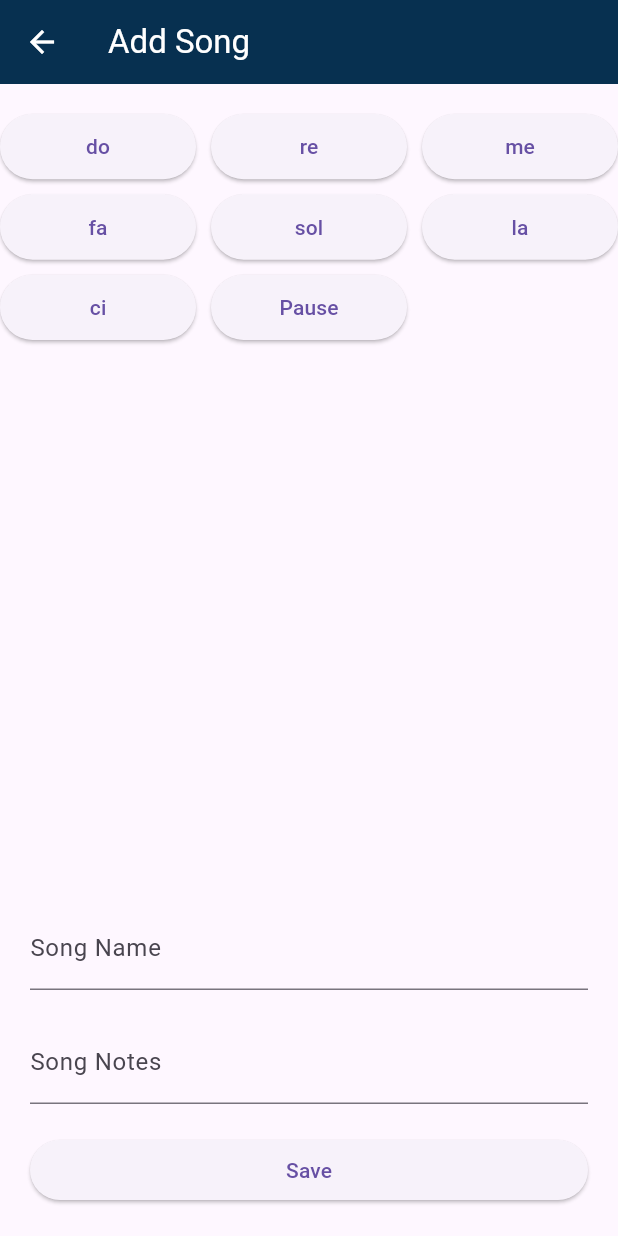
After one commit to alihaj00/glove-musical-game, a Flutter app: the AddSongPage screen opened by its route, after a tap on "Save", on a phone screen of 412 x 824 dp. The commit adds this screen. Run offline on Flutter 3.47's test engine with Material 3 defaults, Android fonts, the phone set to English and light mode, and no system bars; our stand-ins replace flutter_blue.

Commit message:
add song - page added

```diff
--- /dev/null
+++ b/musical_glove_app/lib/add_song.dart
@@ -0,0 +1,122 @@
+import 'package:flutter/material.dart';
+
+class AddSongPage extends StatefulWidget {
+  const AddSongPage({Key? key}) : super(key: key);
+
+  @override
+  AddSongPageState createState() => AddSongPageState();
+}
+
+class AddSongPageState extends State<AddSongPage> {
+  String selectedSongName = '';
+  String selectedNotes = '';
+  TextEditingController notesController = TextEditingController();
+  List<String> notes = ['do', 're', 'me', 'fa', 'sol', 'la', 'ci', 'Pause'];
+
+  @override
+  Widget build(BuildContext context) {
+    return Scaffold(
+      appBar: AppBar(
+        title: Text('Add Song'),
+        backgroundColor: const Color(0xFF073050),
+        foregroundColor: Colors.white,
+      ),
+      body: Column(
+        crossAxisAlignment: CrossAxisAlignment.stretch,
+        children: [
+          SizedBox(height: 20),
+          Expanded(
+            child: GridView.builder(
+              gridDelegate: SliverGridDelegateWithFixedCrossAxisCount(
+                crossAxisCount: 3,
+                childAspectRatio: 3,
+                crossAxisSpacing: 10,
+                mainAxisSpacing: 10,
+              ),
+              itemCount: notes.length,
+              itemBuilder: (context, index) {
+                return ElevatedButton(
+                  onPressed: () {
+                    setState(() {
+                      notesController.text += notes[index] + ",";
+                      selectedNotes = notesController.text;
+                    });
+                  },
+                  child: Text(notes[index]),
+                );
+              },
+            ),
+          ),
+          SizedBox(height: 20),
+          Container(
+            padding: EdgeInsets.symmetric(horizontal: 20),
+            child: TextField(
+              decoration: InputDecoration(
+                labelText: 'Song Name',
+              ),
+              onChanged: (value) {
+                setState(() {
+                  selectedSongName = value;
+                });
+              },
+            ),
+          ),
+          SizedBox(height: 20),
+          Container(
+            padding: EdgeInsets.symmetric(horizontal: 20),
+            child: TextField(
+              decoration: InputDecoration(
+                labelText: 'Song Notes',
+              ),
+              controller: notesController,
+              onChanged: (value) {
+                setState(() {
+                  selectedNotes  = value;
+                });
+              },
+            ),
+          ),
+          SizedBox(height: 20),
+          Padding(
+            padding: const EdgeInsets.symmetric(horizontal: 20),
+            child: ElevatedButton(
+              onPressed: () {
+                if(validateInputsNotes(selectedNotes)) {
+                  // Save button functionality
+                  print('Song Name: $selectedSongName');
+                  print('Song Notes: $selectedNotes');
+                }
+                else {
+                  print('Invalid notes format. Please be rigorous about notes name separated by comma');
+                }
+                // Here you can add the functionality to save the song
+              },
+              child: Text('Save'),
+            ),
+          ),
+          SizedBox(height: 20),
+        ],
+      ),
+    );
+  }
+
+  bool validateInputsNotes(String selectedNotes) {
+    selectedNotes = selectedNotes + "finish";
+    final splitted = selectedNotes.split(",");
+    if (splitted[splitted.length-1] != "finish") {
+      return false;
+    }
+    for (int i =0; i< splitted.length-1; i++) {
+      if (!notes.contains(splitted[i]) && splitted[i] != null) {
+        return false;
+      }
+    }
+    return true;
+  }
+}
+
+void main() {
+  runApp(MaterialApp(
+    home: AddSongPage(),
+  ));
+}
--- a/musical_glove_app/lib/main.dart
+++ b/musical_glove_app/lib/main.dart
@@ -6,6 +6,7 @@ import 'songs_page.dart';
 import 'ble_handler.dart';
 import 'main_menu.dart';
 import 'statistics_page.dart';
+import 'add_song.dart';
 
 void main() {
   runApp(const MyApp());
@@ -30,6 +31,7 @@ class MyApp extends StatelessWidget {
         '/songs': (context) => const SongsPage(),
         '/statistics': (context) => const StatisticsPage(),
         '/BT connection': (context) => const BluetoothDeviceListScreen(),
+        '/add song': (context) => const AddSongPage(),
       },
     );
   }
--- a/musical_glove_app/lib/main_menu.dart
+++ b/musical_glove_app/lib/main_menu.dart
@@ -42,6 +42,12 @@ class _MainMenuPageState extends State<MainMenuPage> {
               },
               child: const Text('Statistics'),
             ),
+            ElevatedButton(
+              onPressed: () {
+                Navigator.pushNamed(context, '/add song');
+              },
+              child: const Text('Add Song'),
+            ),
             const SizedBox(height: 15),
             TextButton(
               onPressed: () {
```
